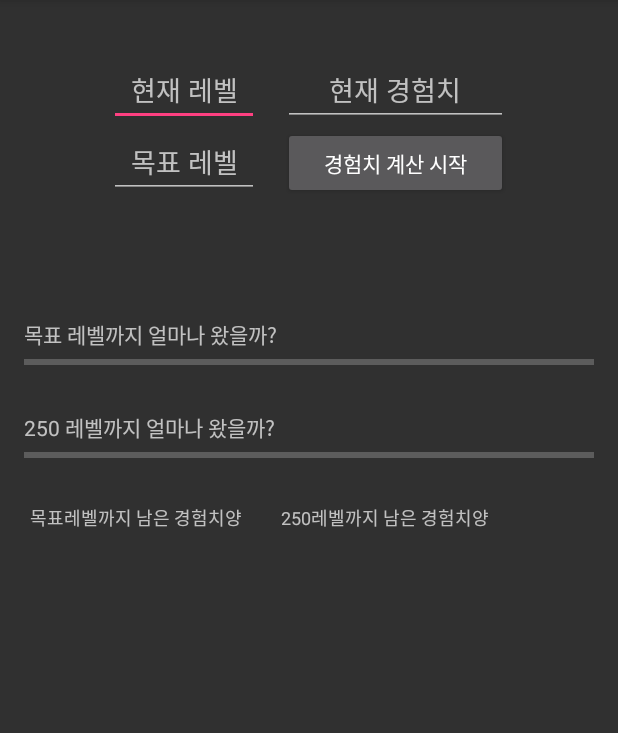
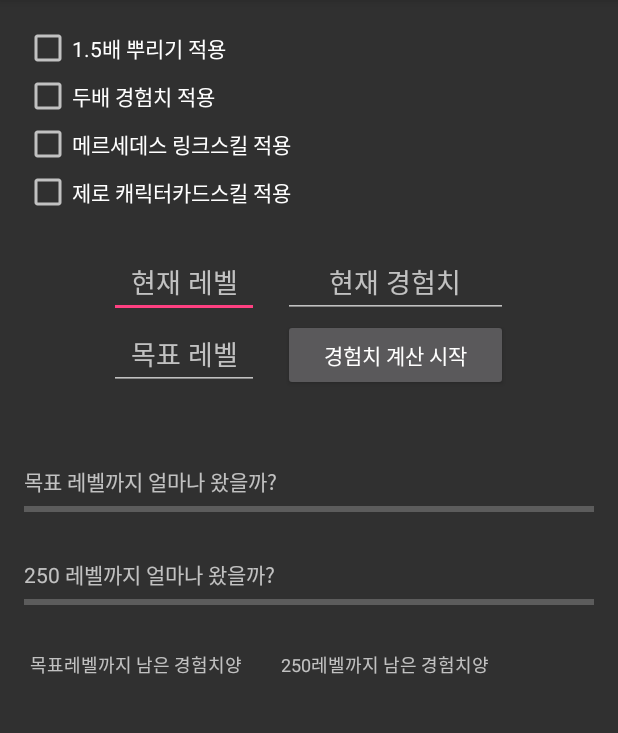
Before and after one commit to ddo009/MapleStoryExpManager, an Android app: the Calculater_EXP screen opened directly, with no data from a screen before it, on a phone screen of 412 x 824 dp, the part 84-817 px from its top. Run offline under Robolectric (Android 15) with nearby library versions, the phone set to English and light mode, and no system bars; our stand-ins replace AdMob.

Commit message:
<ver. 1.2.1 업데이트 version up> 1.5배 뿌리기 2배 경험치 쿠폰 제로 , 메르세데스 링크스킬 적용

```diff
--- a/app/src/main/java/com/hyunseo/donghae/maplestoryexpmanager/Calculater_EXP.java
+++ b/app/src/main/java/com/hyunseo/donghae/maplestoryexpmanager/Calculater_EXP.java
@@ -48,12 +48,12 @@ public class Calculater_EXP extends AppCompatActivity implements View.OnClickLis
             650378595225l};//1~249 EXP TABLE
 
 
-    private final int moogi = 74577; // 스타포스 정식기사E의 경험치
-    private final int olgil = 89158; // 기계덩어리 의 경험치 내부 5마리는 포함되어있지않음.
-    private final int gappan = 129324; // 강제네B의 경험치
+    private int moogi = 74577; // 스타포스 정식기사E의 경험치
+    private int olgil = 89158; // 기계덩어리 의 경험치 내부 5마리는 포함되어있지않음.
+    private int miro = 129324; // 강제네B의 경험치
 
-    private final int moraedodeojui = 1145; // 사헬2 모래두더지 경험치
-    private final int saEti = 1399; // 관출 사이티 경험
+    private int moraedodeojui = 1145; // 사헬2 모래두더지 경험치
+    private int saEti = 1399; // 관출 사이티 경험
 
 
     private Button mStartBt;
@@ -77,6 +77,10 @@ public class Calculater_EXP extends AppCompatActivity implements View.OnClickLis
 
     private double remainAimExp;
     private double remainMaxExp = 0;
+    private CheckBox mSimbol;
+    private CheckBox mDouble;
+    private CheckBox mMersedes;
+    private CheckBox mZero;
 
 
     @Override
@@ -134,6 +138,14 @@ public class Calculater_EXP extends AppCompatActivity implements View.OnClickLis
         mCheckHigh = (CheckBox) findViewById(R.id.high_level);
         mCheckHigh.setOnCheckedChangeListener(this);
 
+        mSimbol = (CheckBox) findViewById(R.id.burning_check);
+        mSimbol.setOnCheckedChangeListener(this);
+        mDouble = (CheckBox) findViewById(R.id.double_check);
+        mDouble.setOnCheckedChangeListener(this);
+        mMersedes = (CheckBox) findViewById(R.id.mersedes_check);
+        mMersedes.setOnCheckedChangeListener(this);
+        mZero = (CheckBox) findViewById(R.id.zero_check);
+        mZero.setOnCheckedChangeListener(this);
 
     }
 
@@ -209,7 +221,7 @@ public class Calculater_EXP extends AppCompatActivity implements View.OnClickLis
 
         double a = remainAimExp / moogi;
         double b = remainAimExp / olgil;
-        double c = remainAimExp / gappan;
+        double c = remainAimExp / miro;
         double d = remainAimExp / moraedodeojui;
         double e = remainAimExp / saEti;
 
@@ -237,6 +249,71 @@ public class Calculater_EXP extends AppCompatActivity implements View.OnClickLis
                 mMiro.setVisibility(View.GONE);
             }
 
+//            private int moogi = 74577; // 스타포스 정식기사E의 경험치
+//            private int olgil = 89158; // 기계덩어리 의 경험치 내부 5마리는 포함되어있지않음.
+//            private int miro = 129324; // 강제네B의 경험치
+//            private int moraedodeojui = 1145; // 사헬2 모래두더지 경험치
+//            private int saEti = 1399; // 관출 사이티 경험
+
+
+        } else if (buttonView.getId() == mSimbol.getId()) {
+            if (isChecked) {
+                moogi += 37288;
+                olgil += 44597;
+                miro += 64662;
+                moraedodeojui += 573;
+                saEti += 700;
+            } else {
+                moogi -= 37288;
+                olgil -= 44597;
+                miro -= 64662;
+                moraedodeojui -= 573;
+                saEti -= 700;
+            }
+        } else if (buttonView.getId() == mDouble.getId()) {
+            if (isChecked) {
+                moogi += 74577;
+                olgil += 89158;
+                miro += 129324;
+                moraedodeojui += 1145;
+                saEti += 1399;
+            } else {
+                moogi -= 74577;
+                olgil -= 89158;
+                miro -= 129324;
+                moraedodeojui -= 1145;
+                saEti -= 1399;
+            }
+        } else if (buttonView.getId() == mMersedes.getId()) {
+            if (isChecked) {
+                // 15퍼센트
+                moogi += 11186;
+                olgil += 13373;
+                miro += 19398;
+                moraedodeojui += 171;
+                saEti += 210;
+            } else {
+                moogi -= 11186;
+                olgil -= 13373;
+                miro -= 19398;
+                moraedodeojui -= 171;
+                saEti -= 210;
+            }
+        } else if (buttonView.getId() == mZero.getId()) {
+            if (isChecked) {
+                // 10퍼센트
+                moogi += 7458;
+                olgil += 8916;
+                miro += 12932;
+                moraedodeojui += 115;
+                saEti += 140;
+            } else {
+                moogi -= 7458;
+                olgil -= 8916;
+                miro -= 12932;
+                moraedodeojui -= 115;
+                saEti -= 140;
+            }
         }
 
     }
--- a/app/src/main/res/layout/activity_calculater.xml
+++ b/app/src/main/res/layout/activity_calculater.xml
@@ -16,6 +16,34 @@
             android:layout_width="match_parent"
             android:layout_height="wrap_content"
             android:orientation="vertical">
+
+            <CheckBox
+                android:id="@+id/burning_check"
+                android:layout_width="wrap_content"
+                android:layout_height="wrap_content"
+                android:text="1.5배 뿌리기 적용"
+                />
+
+            <CheckBox
+                android:id="@+id/double_check"
+                android:layout_width="wrap_content"
+                android:layout_height="wrap_content"
+                android:text="두배 경험치 적용"
+                />
+
+            <CheckBox
+                android:id="@+id/mersedes_check"
+                android:layout_width="wrap_content"
+                android:layout_height="wrap_content"
+                android:text="메르세데스 링크스킬 적용"
+                />
+
+            <CheckBox
+                android:id="@+id/zero_check"
+                android:layout_width="wrap_content"
+                android:layout_height="wrap_content"
+                android:text="제로 캐릭터카드스킬 적용"
+                />
 
             <LinearLayout
                 android:layout_width="wrap_content"
@@ -68,7 +96,7 @@
             <TextView
                 android:layout_width="wrap_content"
                 android:layout_height="wrap_content"
-                android:layout_marginTop="80dp"
+                android:layout_marginTop="50dp"
                 android:text="목표 레벨까지 얼마나 왔을까?" />
 
             <!-- 프레그레스바 들어갈 자리-->
--- a/app/src/main/res/layout/activity_main.xml
+++ b/app/src/main/res/layout/activity_main.xml
@@ -21,7 +21,7 @@
         android:layout_height="wrap_content"
         android:layout_below="@id/start_bt"
         android:layout_centerInParent="true"
-        android:text="레밸별 사냥터 추천" />
+        android:text="레벨별 사냥터 추천" />
 
     <Button
         android:id="@+id/end_bt"
```
Also changed, not shown: 1 other file.
